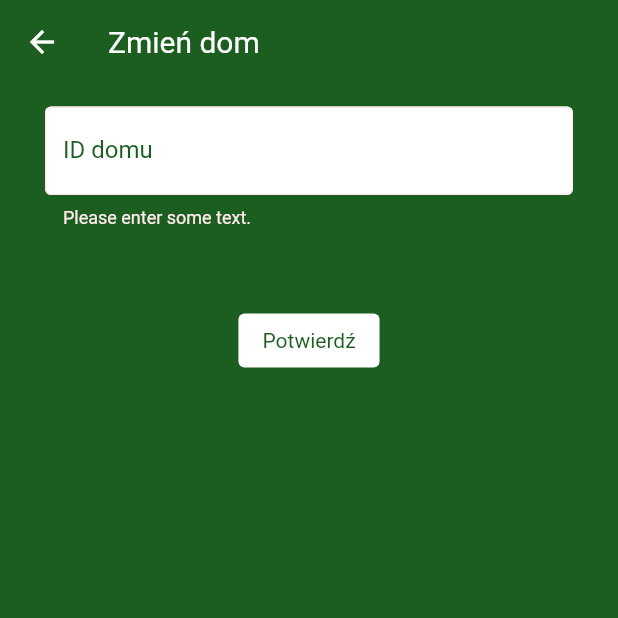
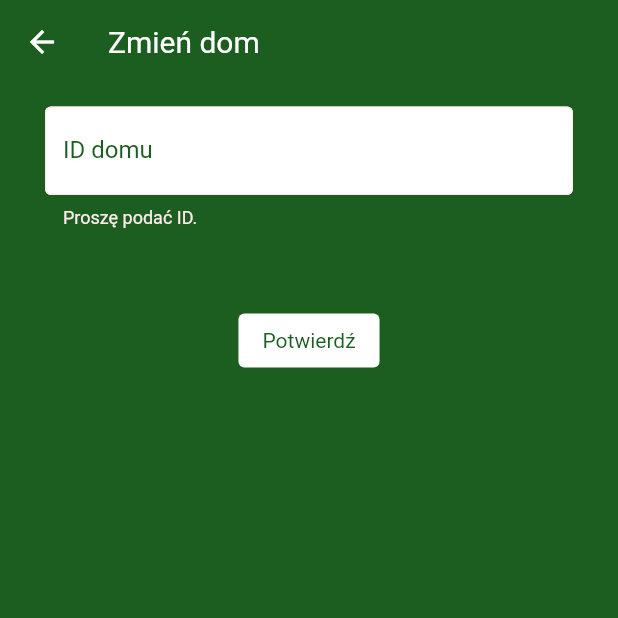
Before and after one commit to drekyyy/flutter_firebase_auth, a Flutter app: the ChangeHousePage screen opened directly, after a tap on "Potwierdź", on a phone screen of 412 x 824 dp, the top half of it. Run offline on Flutter 3.47's test engine with Material 2 defaults, Android fonts, the light colour scheme and no system bars; our stand-ins replace card_swiper, cloud_firestore, firebase_auth, firebase_core, firebase_messaging, flutter_local_notifications and 1 more; accounts and stored records are empty.

Commit message:
fix(change_house_page): change validation text to polish

```diff
--- a/lib/screens/user/change_house_page/change_house_page.dart
+++ b/lib/screens/user/change_house_page/change_house_page.dart
@@ -44,9 +44,9 @@ class _ChangeHousePageState extends State<ChangeHousePage> {
                               ),
                               validator: (value) {
                                 if (value == null || value.isEmpty) {
-                                  return 'Please enter some text.';
+                                  return 'Proszę podać ID.';
                                 } else if (value.length < 10) {
-                                  return 'House ID is too short.';
+                                  return 'ID Domu za krótkie';
                                 }
                                 return null;
                               },
@@ -68,7 +68,8 @@ class _ChangeHousePageState extends State<ChangeHousePage> {
                                           houseIdController.text.trim(), uid);
                                       Navigator.pop(context);
                                     } else {
-                                      houseIdMessage = 'No such house.';
+                                      houseIdMessage =
+                                          'Nie ma domu o danym ID.';
                                     }
 
                                     setState(() {});
```
Also changed, not shown: assets/images/logo-green.png (deleted).
